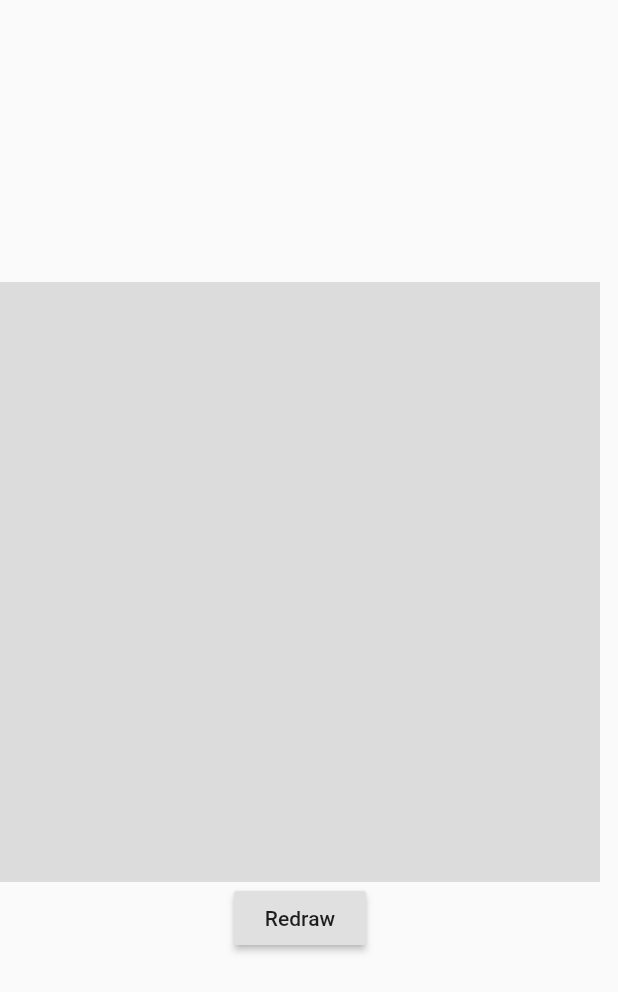
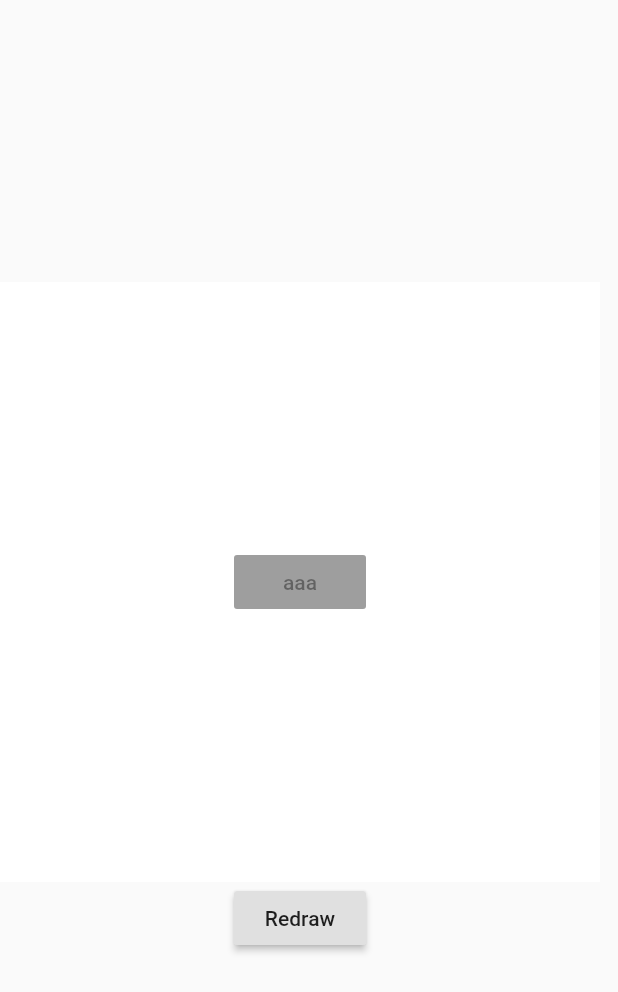
Before and after one commit to Doko-Demo-Doa/steamclient-flutter, a Flutter app: the Playground screen opened by its route, on a phone screen of 412 x 824 dp. Shown: the top 992 px of the screen. Run offline on Flutter 3.47's test engine with Material 2 defaults, Android fonts, the phone set to English and light mode, and no system bars; our stand-ins replace dio, flutter_dotenv, font_awesome_flutter, get_it, percent_indicator; network calls fail; statements that could not run were skipped.

Commit message:
Add test widget

```diff
--- a/lib/views/screens/login.dart
+++ b/lib/views/screens/login.dart
@@ -40,7 +40,8 @@ class LoginScreen extends StatelessWidget {
               children: <Widget>[
                 TextField(
                   style: TextStyle(color: Colors.white60),
-                  enabled: false,
+                  textInputAction: TextInputAction.done,
+                  keyboardType: TextInputType.phone,
                   decoration: InputDecoration(
                       counterText: '',
                       disabledBorder: UnderlineInputBorder(
--- a/lib/views/screens/playground.dart
+++ b/lib/views/screens/playground.dart
@@ -1,6 +1,8 @@
 import 'package:flutter/material.dart';
 import 'package:flutter/widgets.dart';
-import 'package:google_maps_flutter/google_maps_flutter.dart';
+import 'package:intl/intl.dart';
+import 'package:intl/date_symbol_data_local.dart';
+import 'package:steamclient/views/widgets/limited_popupmenu/limited_popupmenu.dart';
 
 class Playground extends StatefulWidget {
   @override
@@ -11,24 +13,33 @@ class Playground extends StatefulWidget {
 
 class _PlaygroundState extends State<Playground>
     with SingleTickerProviderStateMixin {
-  var run = true;
-  AnimationController _controller;
+  String _value = '2';
+  List<Map<String, String>> data = [
+    {'value': '1', 'label': 'One'},
+    {'value': '2', 'label': 'Two'},
+    {'value': '3', 'label': 'Three'},
+    {'value': '4', 'label': 'Four'},
+    {'value': '5', 'label': 'Five'},
+    {'value': '6', 'label': 'Six'},
+    {'value': '7', 'label': 'Seven'},
+    {'value': '8', 'label': 'Eight'},
+    {'value': '9', 'label': 'Nine'},
+    {'value': '10', 'label': 'Ten'},
+  ];
 
   @override
   void initState() {
     super.initState();
-    _controller =
-        AnimationController(vsync: this, duration: Duration(seconds: 3));
+
+    initializeDateFormatting();
+
+    print(DateFormat('EEEEE', 'id').format(DateTime.now()));
   }
-
-  static final CameraPosition _kGooglePlex = CameraPosition(
-    target: LatLng(37.42796133580664, -122.085749655962),
-    zoom: 14.4746,
-  );
 
   @override
   Widget build(BuildContext context) {
     return Scaffold(
+      extendBody: false,
       body: Column(
         crossAxisAlignment: CrossAxisAlignment.center,
         mainAxisAlignment: MainAxisAlignment.center,
@@ -38,13 +49,10 @@ class _PlaygroundState extends State<Playground>
             height: 400,
             alignment: Alignment.center,
             padding: const EdgeInsets.all(6),
-            color: Colors.black12
+            color: Colors.white,
+            child: LimitedPopupMenu(),
           ),
-          RaisedButton(
-              child: Text('Redraw'),
-              onPressed: () {
-                _controller.repeat();
-              })
+          RaisedButton(child: Text('Redraw'), onPressed: () {})
         ],
       ),
     );
--- /dev/null
+++ b/lib/views/widgets/limited_popupmenu/limited_popupmenu.dart
@@ -0,0 +1,72 @@
+import 'package:flutter/material.dart';
+import 'package:steamclient/views/widgets/limited_popupmenu/custom_popup.dart';
+
+enum WhyFarther {
+  harder,
+  smarter,
+  selfStarter,
+  tradingCharter,
+  aaa,
+  bbb,
+  ccc,
+  ddd
+}
+
+class LimitedPopupMenu extends StatefulWidget {
+  @override
+  _LimitedPopupMenuState createState() => _LimitedPopupMenuState();
+}
+
+class _LimitedPopupMenuState extends State<LimitedPopupMenu> {
+  WhyFarther _selection = WhyFarther.harder;
+
+  @override
+  Widget build(BuildContext context) {
+    return CustomPopupMenuButton<WhyFarther>(
+      onSelected: (WhyFarther result) {
+        setState(() {
+          _selection = result;
+        });
+      },
+      offset: Offset(0.0, -40.3),
+      height: 100,
+      elevation: 0,
+      child: RaisedButton(
+        onPressed: null,
+        child: Text('aaa'),
+      ),
+      itemBuilder: (BuildContext context) => <PopupMenuEntry<WhyFarther>>[
+        const PopupMenuItem<WhyFarther>(
+          value: WhyFarther.harder,
+          child: Text('Working a lot harder'),
+        ),
+        const PopupMenuItem<WhyFarther>(
+          value: WhyFarther.smarter,
+          child: Text('Being a lot smarter'),
+        ),
+        const PopupMenuItem<WhyFarther>(
+          value: WhyFarther.selfStarter,
+          child: Text('Being a self-starter'),
+        ),
+        const PopupMenuItem<WhyFarther>(
+          value: WhyFarther.tradingCharter,
+          child: Text('Placed in charge of trading charter'),
+        ),
+        const PopupMenuItem<WhyFarther>(
+          value: WhyFarther.aaa,
+          child: Text('Placed in charge of trading charter'),
+        ),
+        const PopupMenuItem<WhyFarther>(
+          value: WhyFarther.bbb,
+          child: Text('Placed in charge of trading charter'),
+        ),
+        const PopupMenuItem<WhyFarther>(
+          value: WhyFarther.ccc,
+          child: Text('Placed in charge of trading charter'),
+        ),
+      ],
+    );
+  }
+}
+
+/////////////////////
--- a/pubspec.yaml
+++ b/pubspec.yaml
@@ -34,6 +34,7 @@ dependencies:
   flutter_screenutil: ^1.0.2
   google_maps_flutter: any
   popup_menu: ^1.0.5
+  intl: ^0.16.1
 
   # The following adds the Cupertino Icons font to your application.
   # Use with the CupertinoIcons class for iOS style icons.
@@ -44,13 +45,11 @@ dev_dependencies:
   flutter_test:
     sdk: flutter
 
-
 # For information on the generic Dart part of this file, see the
 # following page: https://www.dartlang.org/tools/pub/pubspec
 
 # The following section is specific to Flutter.
 flutter:
-
   # The following line ensures that the Material Icons font is
   # included with your application, so that you can use the icons in
   # the material Icons class.
@@ -63,13 +62,10 @@ flutter:
   assets:
     - assets/images/
     - .env
-
   # An image asset can refer to one or more resolution-specific "variants", see
   # https://flutter.io/assets-and-images/#resolution-aware.
-
   # For details regarding adding assets from package dependencies, see
   # https://flutter.io/assets-and-images/#from-packages
-
   # To add custom fonts to your application, add a fonts section here,
   # in this "flutter" section. Each entry in this list should have a
   # "family" key with the font family name, and a "fonts" key with a
```
Also changed, not shown: lib/views/widgets/limited_popupmenu/custom_popup.dart (added, +596 -0 lines).
